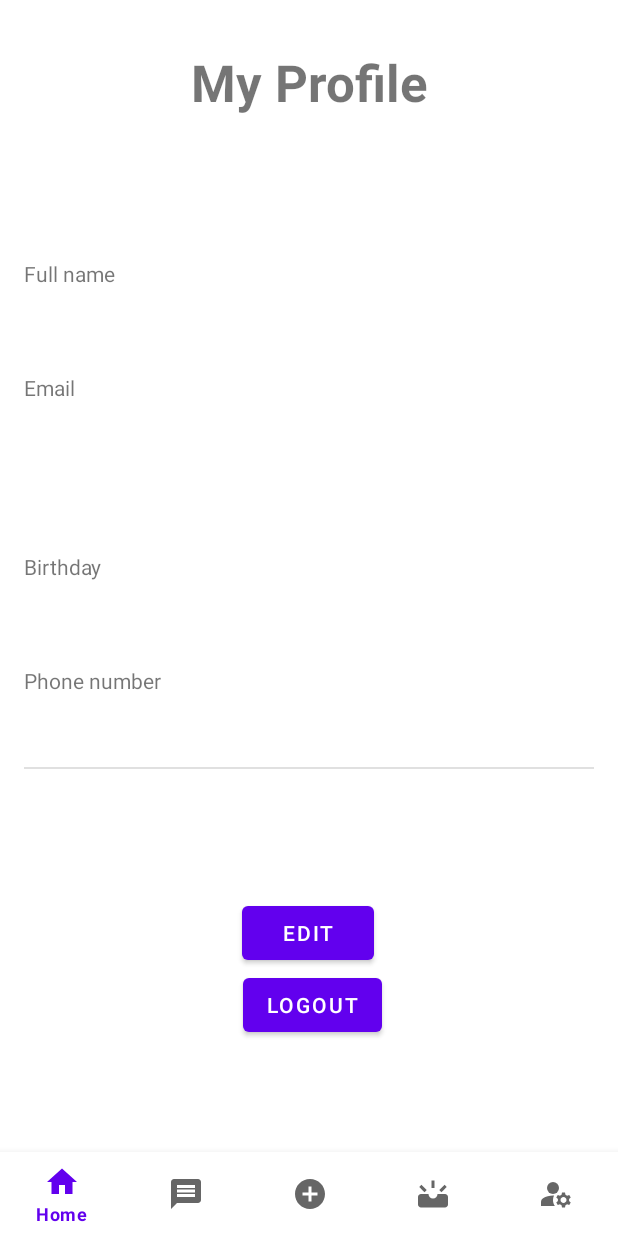
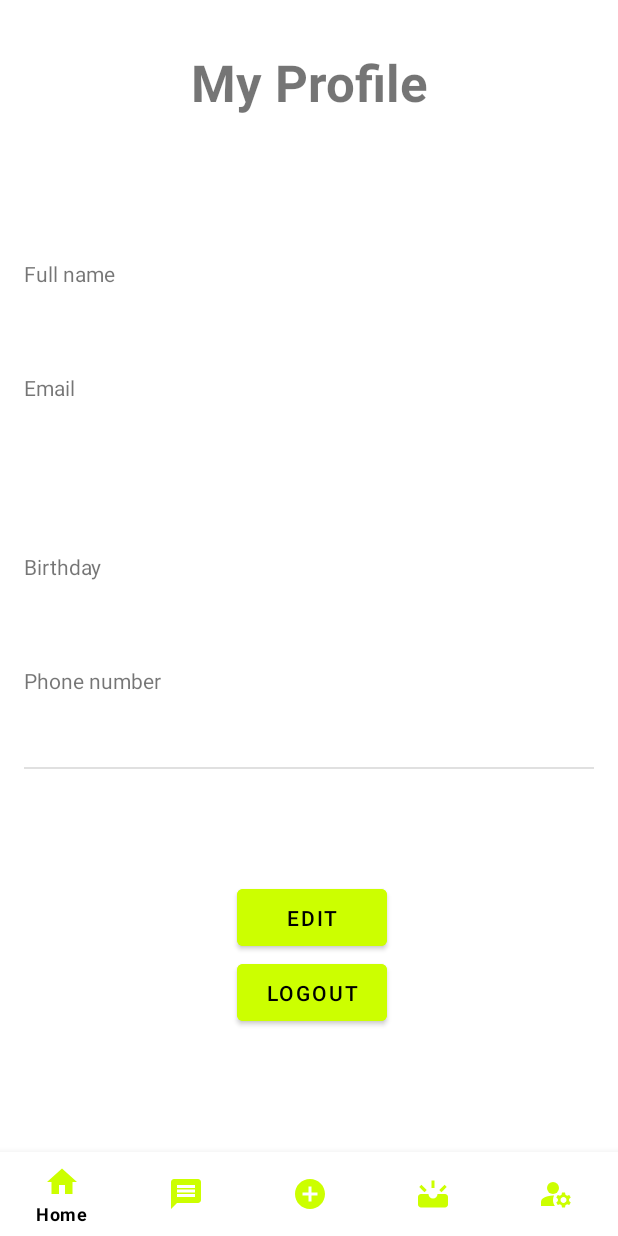
Before and after one commit to dhruvil15/Pick-up-Sport, an Android app: the ProfileFragment screen opened through its navigation route, on a phone screen of 412 x 824 dp. Run offline under Robolectric (Android 15) with nearby library versions, the phone set to English and light mode, and no system bars; our stand-ins replace Firebase (no records; nobody signed in at launch, a user with empty details on screens opened directly), navigation-ui.

Commit message:
UI change

```diff
--- a/app/src/main/res/layout/activity_main_activty.xml
+++ b/app/src/main/res/layout/activity_main_activty.xml
@@ -19,9 +19,15 @@
         android:id="@+id/bottomNavigationView"
         android:layout_width="match_parent"
         android:layout_height="wrap_content"
+        app:itemRippleColor="#ccff00"
+        app:itemTextColor="@color/black"
+        android:textColor="@color/black"
+        android:backgroundTint="#ccff00"
         app:layout_constraintBottom_toBottomOf="@+id/include"
         app:layout_constraintEnd_toEndOf="parent"
         app:layout_constraintStart_toStartOf="parent"
+        app:itemIconTint="#ccff00"
+
         app:menu="@menu/bottom_nav">
 
     </com.google.android.material.bottomnavigation.BottomNavigationView>
--- a/app/src/main/res/layout/fragment_edit_profile.xml
+++ b/app/src/main/res/layout/fragment_edit_profile.xml
@@ -109,6 +109,8 @@
         android:layout_marginBottom="76dp"
         android:enabled="true"
         android:text="@string/save"
+        android:textColor="@color/black"
+        android:backgroundTint="#ccff00"
         app:layout_constraintBottom_toBottomOf="parent"
         app:layout_constraintEnd_toEndOf="parent"
         app:layout_constraintHorizontal_bias="0.497"
--- a/app/src/main/res/layout/fragment_login.xml
+++ b/app/src/main/res/layout/fragment_login.xml
@@ -48,6 +48,8 @@
         android:layout_marginBottom="84dp"
         android:enabled="true"
         android:text="@string/action_register"
+        android:textColor="@color/black"
+        android:backgroundTint="#ccff00"
         app:layout_constraintBottom_toBottomOf="parent"
         app:layout_constraintEnd_toEndOf="parent"
         app:layout_constraintHorizontal_bias="0.496"
@@ -98,6 +100,8 @@
         android:layout_marginBottom="64dp"
         android:enabled="true"
         android:text="@string/action_sign_in"
+        android:textColor="@color/black"
+        android:backgroundTint="#ccff00"
         app:layout_constraintBottom_toBottomOf="parent"
         app:layout_constraintEnd_toEndOf="parent"
         app:layout_constraintHorizontal_bias="0.502"
--- a/app/src/main/res/layout/fragment_profile.xml
+++ b/app/src/main/res/layout/fragment_profile.xml
@@ -35,7 +35,7 @@
         app:layout_constraintTop_toBottomOf="@+id/profileHeader"
         app:layout_constraintVertical_bias="0.545"
         tools:ignore="ImageContrastCheck"
-        tools:src="@tools:sample/avatars" />
+        tools:src="@drawable/app_logo" />
 
     <TextView
         android:id="@+id/fullNameLabel"
@@ -148,19 +148,22 @@
 
     <Button
         android:id="@+id/edit_profile_btn"
-        android:layout_width="wrap_content"
-        android:layout_height="wrap_content"
+        android:layout_width="100dp"
+        android:layout_height="50dp"
         android:layout_gravity="start"
         android:layout_marginStart="48dp"
         android:layout_marginEnd="48dp"
         android:layout_marginBottom="76dp"
+        android:backgroundTint="#ccff00"
         android:enabled="true"
         android:text="@string/action_edit_profile"
+        android:textColor="@color/black"
         app:layout_constraintBottom_toBottomOf="parent"
         app:layout_constraintEnd_toEndOf="parent"
-        app:layout_constraintHorizontal_bias="0.497"
+        app:layout_constraintHorizontal_bias="0.511"
         app:layout_constraintStart_toStartOf="parent"
-        app:layout_constraintTop_toBottomOf="@+id/phoneNumber" />
+        app:layout_constraintTop_toBottomOf="@+id/phoneNumber"
+        app:layout_constraintVertical_bias="0.442" />
 
     <View
         android:id="@+id/divider"
@@ -173,9 +176,11 @@
 
     <Button
         android:id="@+id/logout_btn"
-        android:layout_width="wrap_content"
-        android:layout_height="wrap_content"
+        android:layout_width="100dp"
+        android:layout_height="50dp"
+        android:backgroundTint="#ccff00"
         android:text="logout"
+        android:textColor="@color/black"
         app:layout_constraintBottom_toBottomOf="parent"
         app:layout_constraintEnd_toEndOf="parent"
         app:layout_constraintHorizontal_bias="0.507"
--- a/app/src/main/res/layout/fragment_register.xml
+++ b/app/src/main/res/layout/fragment_register.xml
@@ -106,6 +106,8 @@
         android:layout_marginBottom="76dp"
         android:enabled="true"
         android:text="@string/action_register"
+        android:textColor="@color/black"
+        android:backgroundTint="#ccff00"
         app:layout_constraintBottom_toBottomOf="parent"
         app:layout_constraintEnd_toEndOf="parent"
         app:layout_constraintHorizontal_bias="0.497"
@@ -153,6 +155,8 @@
         android:layout_width="113dp"
         android:layout_height="49dp"
         android:text="@string/action_sign_in"
+        android:textColor="@color/black"
+        android:backgroundTint="#ccff00"
         app:layout_constraintBottom_toBottomOf="parent"
         app:layout_constraintEnd_toEndOf="parent"
         app:layout_constraintStart_toStartOf="parent" />
--- a/app/src/main/res/menu/bottom_nav.xml
+++ b/app/src/main/res/menu/bottom_nav.xml
@@ -1,18 +1,30 @@
 <?xml version="1.0" encoding="utf-8"?>
 <menu xmlns:android="http://schemas.android.com/apk/res/android">
-    <item android:title="Home"
+    <item
         android:id="@+id/home"
-        android:icon="@drawable/ic_baseline_home_24"/>
+        android:backgroundTint="#ccff00"
+        android:iconTint="#ccff00"
+        android:icon="@drawable/ic_baseline_home_24"
+        android:title="Home" />
+
     <item android:title="Message"
         android:id="@+id/message"
+        android:backgroundTint="#ccff00"
+        android:iconTint="#ccff00"
         android:icon="@drawable/ic_baseline_message_24"/>
     <item android:title="Create"
         android:id="@+id/create"
+        android:backgroundTint="#ccff00"
+        android:iconTint="#ccff00"
         android:icon="@drawable/ic_baseline_add_circle_24"/>
     <item android:title="Upcoming"
         android:id="@+id/upcoming"
+        android:backgroundTint="#ccff00"
+        android:iconTint="#ccff00"
         android:icon="@drawable/ic_baseline_upcoming_24"/>
     <item android:title="Acc"
         android:id="@+id/acc"
+        android:iconTint="#ccff00"
+        android:backgroundTint="#ccff00"
         android:icon="@drawable/ic_baseline_manage_accounts_24"/>
 </menu>
```
Also changed, not shown: app/src/main/res/layout/fragment_create_event.xml (+10 -5 lines), app/src/main/res/layout/fragment_summary.xml (+8 -1 lines).
